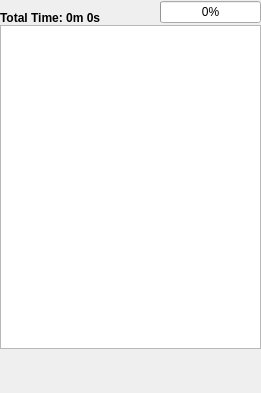
Before: the Qt Designer form trunk/GUI/GUI_Playlist.ui in shahid334/sayonara-player, drawn with Qt 5.
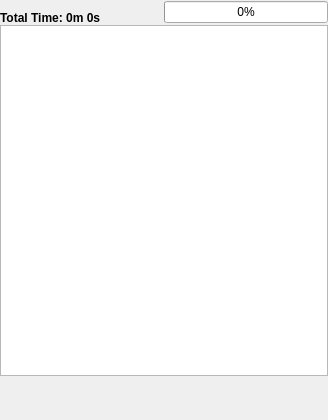
After: the same form once the commit is applied. Icons and pictures are not drawn.

Diff of the .ui file:
```diff
--- a/trunk/GUI/GUI_Playlist.ui
+++ b/trunk/GUI/GUI_Playlist.ui
@@ -9,8 +9,8 @@
    <rect>
     <x>0</x>
     <y>0</y>
-    <width>261</width>
-    <height>393</height>
+    <width>328</width>
+    <height>420</height>
    </rect>
   </property>
   <property name="sizePolicy">
```
